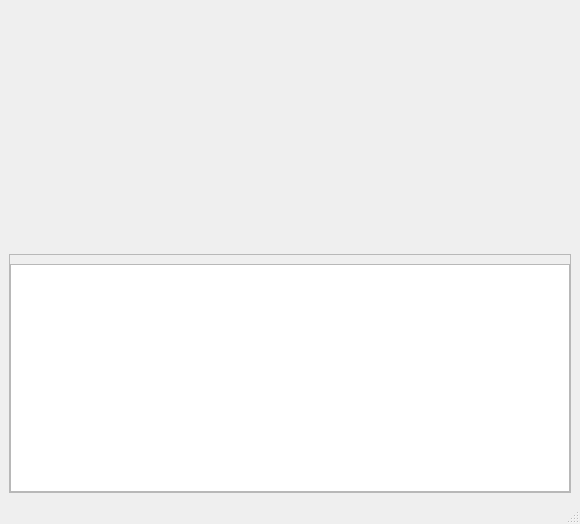
The window that src/gui/ui/MainWindow.ui (Veeti-Lukin/sc-api-audio) describes before a commit, drawn with Qt 5.
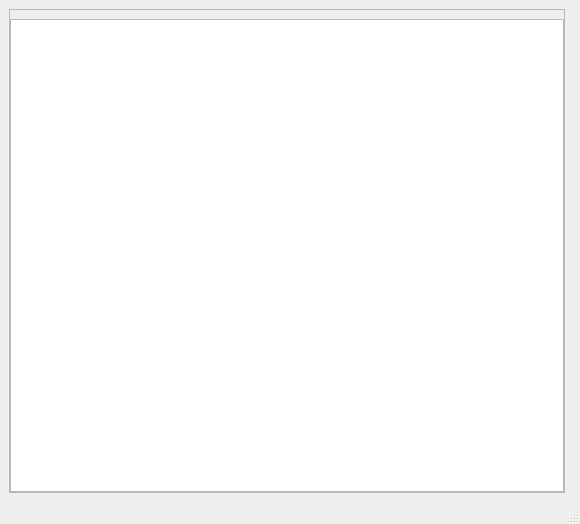
The same window after the commit. Custom widgets are drawn as their Qt base class.

Commit message: Change gain controls to sliders

Patch:
```diff
--- a/src/gui/ui/MainWindow.ui
+++ b/src/gui/ui/MainWindow.ui
@@ -14,10 +14,7 @@
    <string>MainWindow</string>
   </property>
   <widget class="QWidget" name="centralwidget">
-   <layout class="QVBoxLayout" name="verticalLayout">
-    <item>
-     <widget class="audio_control_gui::AudioControlWidget" name="audioControlWidget" native="true"/>
-    </item>
+   <layout class="QHBoxLayout" name="horizontalLayout">
     <item>
      <widget class="QScrollArea" name="deviceListWidgetScrollArea">
       <property name="sizePolicy">
@@ -40,8 +37,8 @@
         <rect>
          <x>0</x>
          <y>0</y>
-         <width>560</width>
-         <height>221</height>
+         <width>544</width>
+         <height>450</height>
         </rect>
        </property>
        <layout class="QVBoxLayout" name="verticalLayout_3">
@@ -61,6 +58,9 @@
       </widget>
      </widget>
     </item>
+    <item>
+     <widget class="audio_control_gui::AudioControlWidget" name="audioControlWidget" native="true"/>
+    </item>
    </layout>
   </widget>
   <widget class="QMenuBar" name="menubar">
```
The commit also changes 6 other files.
